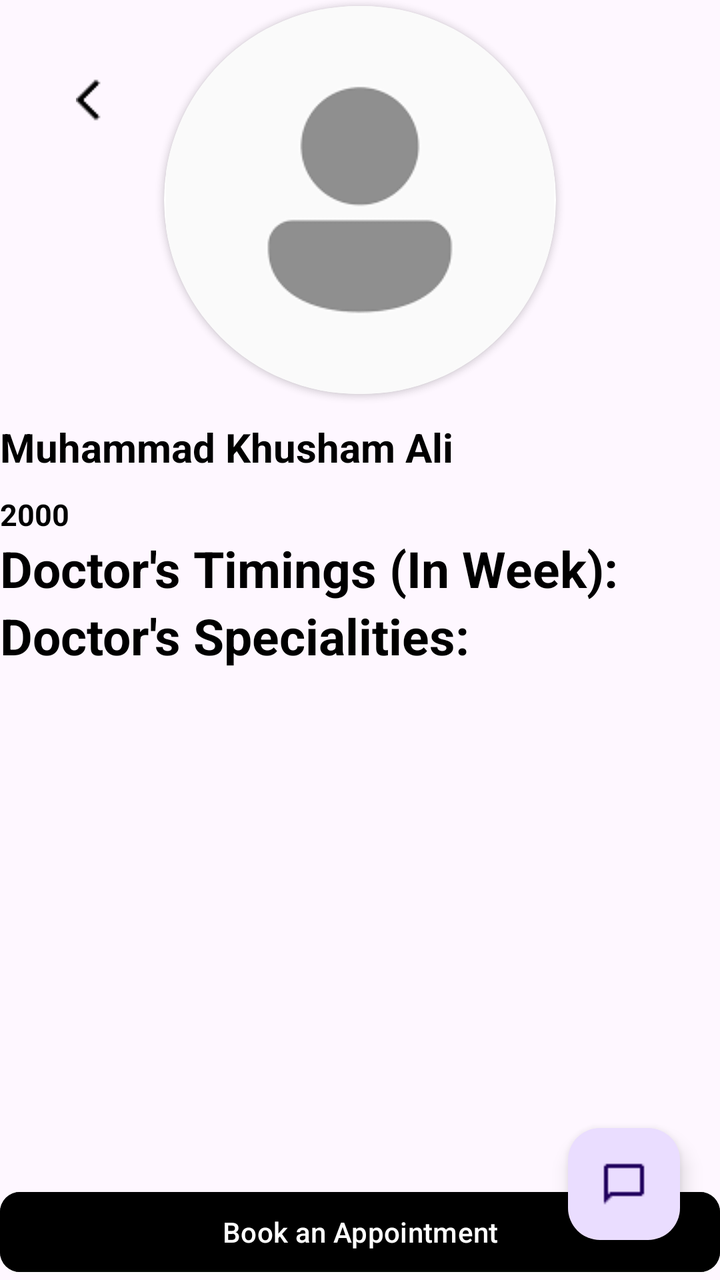
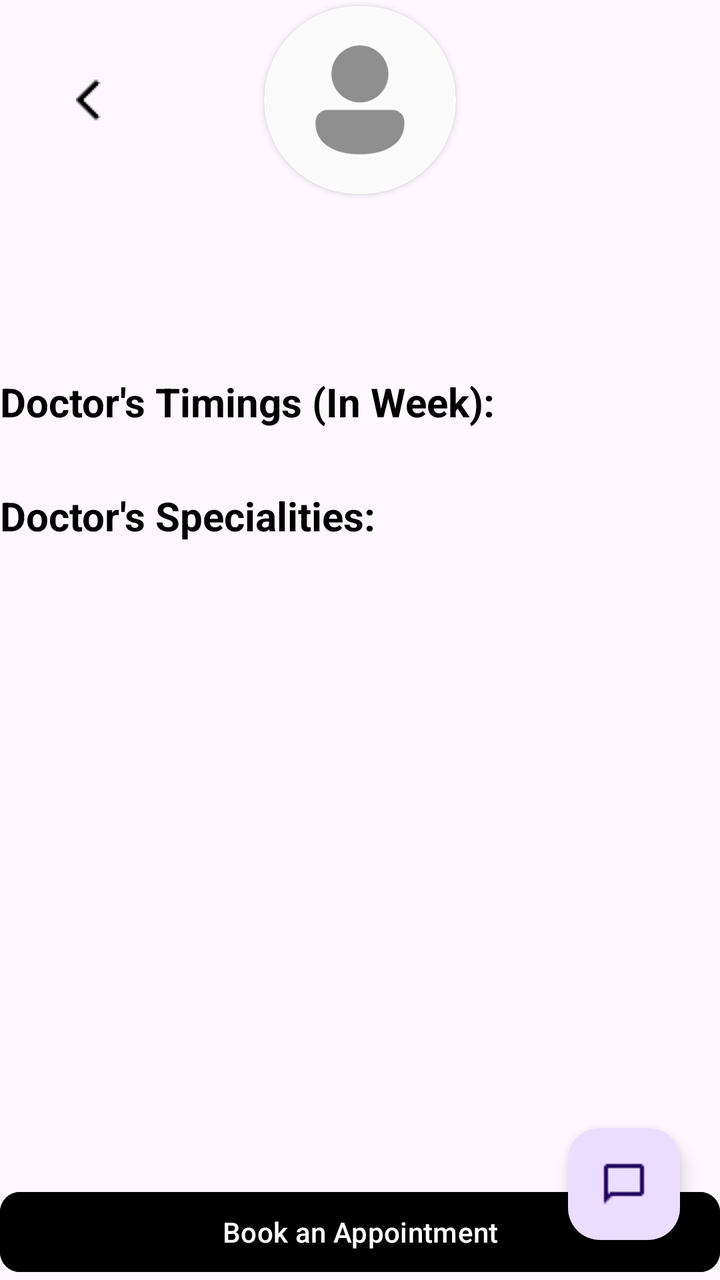

Screens rendered from an Android XML layout before and after an edit, with the pre-edit source and the edit as a unified diff.
<!-- AndroidManifest.xml: application theme Theme.LogicMed -->
<!-- res/layout/activity_doctor_detail.xml -->
<?xml version="1.0" encoding="utf-8"?>
<RelativeLayout xmlns:android="http://schemas.android.com/apk/res/android"
    xmlns:app="http://schemas.android.com/apk/res-auto"
    xmlns:tools="http://schemas.android.com/tools"
    android:id="@+id/main"
    android:layout_width="match_parent"
    android:layout_height="match_parent"
    tools:context=".DoctorDetailActivity">
    <ImageButton
        android:id="@+id/doctor_detail_go_back_btn"
        android:layout_width="100dp"
        android:layout_height="100dp"
        android:src="@drawable/arrow_back_icon"
        android:background="@android:color/transparent"
        android:contentDescription="@string/backArrow"
        android:layout_alignParentTop="true"
        android:layout_alignParentStart="true"
        />
    <ScrollView
        android:layout_width="match_parent"
        android:layout_height="match_parent"
        android:layout_alignParentTop="true"
        >
        <RelativeLayout
            android:layout_width="match_parent"
            android:layout_height="wrap_content"
            android:gravity="center"
            android:paddingBottom="40dp"

            >
            <androidx.cardview.widget.CardView
                android:id="@+id/doctor_detail_image_section"
                android:layout_width="200dp"
                android:layout_height="200dp"
                app:cardCornerRadius="100dp"
                android:elevation="10dp"
                app:cardUseCompatPadding="true"
                app:cardPreventCornerOverlap="false"
                android:layout_alignParentTop="true"
                android:layout_centerInParent="true"
                >
                <ImageView
                    android:id="@+id/doctor_detail_profile_img"
                    android:layout_width="match_parent"
                    android:layout_height="match_parent"
                    android:src="@drawable/avatar"
                    android:contentDescription="@string/profileImgDesc"
                    />
            </androidx.cardview.widget.CardView>
            <TextView
                android:id="@+id/doctor_detail_name"
                android:layout_width="match_parent"
                android:layout_height="wrap_content"
                android:text="Muhammad Khusham Ali"
                android:textAlignment="center"
                android:textStyle="bold"
                android:textSize="20dp"
                android:layout_marginTop="10dp"
                android:layout_below="@id/doctor_detail_image_section"
                />
            <TextView
                android:id="@+id/doctor_detail_fee"
                android:layout_width="match_parent"
                android:layout_height="wrap_content"
                android:text="2000"
                android:textStyle="bold"
                android:textSize="15sp"
                android:layout_marginTop="10dp"
                android:textAlignment="center"
                android:layout_below="@id/doctor_detail_name"
                />
            <TextView
                android:id="@+id/doctor_detail_timings_title"
                android:layout_width="match_parent"
                android:layout_height="wrap_content"
                android:text="@string/docTimingsTitle"
                android:textSize="25sp"
                android:textStyle="bold"
                android:layout_below="@id/doctor_detail_fee"
                />
            <androidx.recyclerview.widget.RecyclerView
                android:id="@+id/doctor_detail_timings"
                android:layout_width="match_parent"
                android:layout_height="wrap_content"
                android:layout_below="@id/doctor_detail_timings_title"
                />
            <TextView
                android:id="@+id/doctor_detail_categories_title"
                android:layout_width="match_parent"
                android:layout_height="wrap_content"
                android:text="@string/docCategoriesTitle"
                android:textSize="25sp"
                android:textStyle="bold"
                android:layout_below="@id/doctor_detail_timings"
                />
            <androidx.recyclerview.widget.RecyclerView
                android:id="@+id/doctor_detail_categories"
                android:layout_width="match_parent"
                android:layout_height="wrap_content"
                android:layout_below="@id/doctor_detail_categories_title"
                />
        </RelativeLayout>
    </ScrollView>

    <com.google.android.material.button.MaterialButton
        android:id="@+id/doctor_detail_book_appointment_btn"
        android:layout_width="match_parent"
        android:layout_height="wrap_content"
        android:text="@string/bookAppointmentText"
        app:cornerRadius="10dp"
        android:backgroundTint="?button_color"
        android:layout_alignParentBottom="true"
        />
    <com.google.android.material.floatingactionbutton.FloatingActionButton
        android:id="@+id/doctor_detail_start_conversation_btn"
        android:layout_width="wrap_content"
        android:layout_height="wrap_content"
        android:src="@drawable/chat_icon"
        android:layout_alignParentBottom="true"
        android:layout_alignParentEnd="true"
        android:layout_margin="20dp"
        />

</RelativeLayout>
<!-- resources referenced by this layout -->
<resources>
  <!-- drawable arrow_back_icon: png bitmap (drawable, 255 bytes) -->
  <!-- drawable avatar: png bitmap (drawable, 1401 bytes) -->
  <!-- drawable chat_icon: png bitmap (drawable, 220 bytes) -->
  <string name="backArrow">Go Back</string>
  <string name="bookAppointmentText">Book an Appointment</string>
  <string name="docCategoriesTitle">Doctor's Specialities: </string>
  <string name="docTimingsTitle">Doctor's Timings (In Week): </string>
  <string name="profileImgDesc">Profile Image</string>
  <style name="Theme.LogicMed" parent="Base.Theme.LogicMed" />
  <style name="Base.Theme.LogicMed" parent="Theme.Material3.DayNight.NoActionBar">
          
          
          <item name="button_color">@color/black</item>
          <item name="button_text_color">@color/white</item>
          <item name="android:textColor">@color/black</item>
          <item name="bottom_nav_color">@color/light_nav</item>
      </style>
  <color name="black">#FF000000</color>
  <color name="white">#FFFFFFFF</color>
  <color name="light_nav">#BCB5B5</color>
</resources>

<!-- the commit's change to res/layout/activity_doctor_detail.xml (unified diff, before → after) -->
@@ -15,6 +15,7 @@
         android:contentDescription="@string/backArrow"
         android:layout_alignParentTop="true"
         android:layout_alignParentStart="true"
+        android:elevation="100dp"
         />
     <ScrollView
         android:layout_width="match_parent"
@@ -30,8 +31,8 @@
             >
             <androidx.cardview.widget.CardView
                 android:id="@+id/doctor_detail_image_section"
-                android:layout_width="200dp"
-                android:layout_height="200dp"
+                android:layout_width="100dp"
+                android:layout_height="100dp"
                 app:cardCornerRadius="100dp"
                 android:elevation="10dp"
                 app:cardUseCompatPadding="true"
@@ -51,10 +52,9 @@
                 android:id="@+id/doctor_detail_name"
                 android:layout_width="match_parent"
                 android:layout_height="wrap_content"
-                android:text="Muhammad Khusham Ali"
                 android:textAlignment="center"
                 android:textStyle="bold"
-                android:textSize="20dp"
+                android:textSize="20sp"
                 android:layout_marginTop="10dp"
                 android:layout_below="@id/doctor_detail_image_section"
                 />
@@ -62,36 +62,39 @@
                 android:id="@+id/doctor_detail_fee"
                 android:layout_width="match_parent"
                 android:layout_height="wrap_content"
-                android:text="2000"
                 android:textStyle="bold"
                 android:textSize="15sp"
                 android:layout_marginTop="10dp"
                 android:textAlignment="center"
                 android:layout_below="@id/doctor_detail_name"
+                android:layout_marginBottom="20dp"
                 />
             <TextView
                 android:id="@+id/doctor_detail_timings_title"
                 android:layout_width="match_parent"
                 android:layout_height="wrap_content"
                 android:text="@string/docTimingsTitle"
-                android:textSize="25sp"
+                android:textSize="20sp"
                 android:textStyle="bold"
                 android:layout_below="@id/doctor_detail_fee"
+                android:layout_marginBottom="10dp"
                 />
             <androidx.recyclerview.widget.RecyclerView
                 android:id="@+id/doctor_detail_timings"
                 android:layout_width="match_parent"
                 android:layout_height="wrap_content"
                 android:layout_below="@id/doctor_detail_timings_title"
+                android:layout_marginBottom="20dp"
                 />
             <TextView
                 android:id="@+id/doctor_detail_categories_title"
                 android:layout_width="match_parent"
                 android:layout_height="wrap_content"
                 android:text="@string/docCategoriesTitle"
-                android:textSize="25sp"
+                android:textSize="20sp"
                 android:textStyle="bold"
                 android:layout_below="@id/doctor_detail_timings"
+                android:layout_marginBottom="10dp"
                 />
             <androidx.recyclerview.widget.RecyclerView
                 android:id="@+id/doctor_detail_categories"
<!-- resource entries referenced after the edit -->
@@ -5,8 +5,8 @@
   <!-- drawable chat_icon: png bitmap (drawable, 220 bytes) -->
   <string name="backArrow">Go Back</string>
   <string name="bookAppointmentText">Book an Appointment</string>
-  <string name="docCategoriesTitle">Doctor's Specialities: </string>
-  <string name="docTimingsTitle">Doctor's Timings (In Week): </string>
+  <string name="docCategoriesTitle">Doctor\'s Specialities: </string>
+  <string name="docTimingsTitle">Doctor\'s Timings (In Week): </string>
   <string name="profileImgDesc">Profile Image</string>
   <style name="Theme.LogicMed" parent="Base.Theme.LogicMed" />
   <style name="Base.Theme.LogicMed" parent="Theme.Material3.DayNight.NoActionBar">
